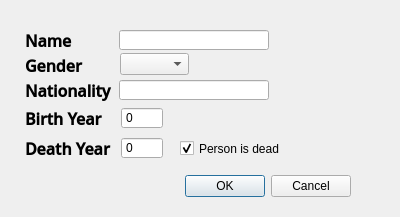
This is personDialog.ui in annakrih/T113VLN1-3 as Qt 5 draws it before an edit. The edited form follows.
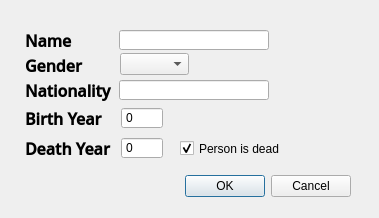
This is the edited form.

```diff
--- a/personDialog.ui
+++ b/personDialog.ui
@@ -6,8 +6,8 @@
    <rect>
     <x>0</x>
     <y>0</y>
-    <width>400</width>
-    <height>217</height>
+    <width>379</width>
+    <height>218</height>
    </rect>
   </property>
   <property name="windowTitle">
```
